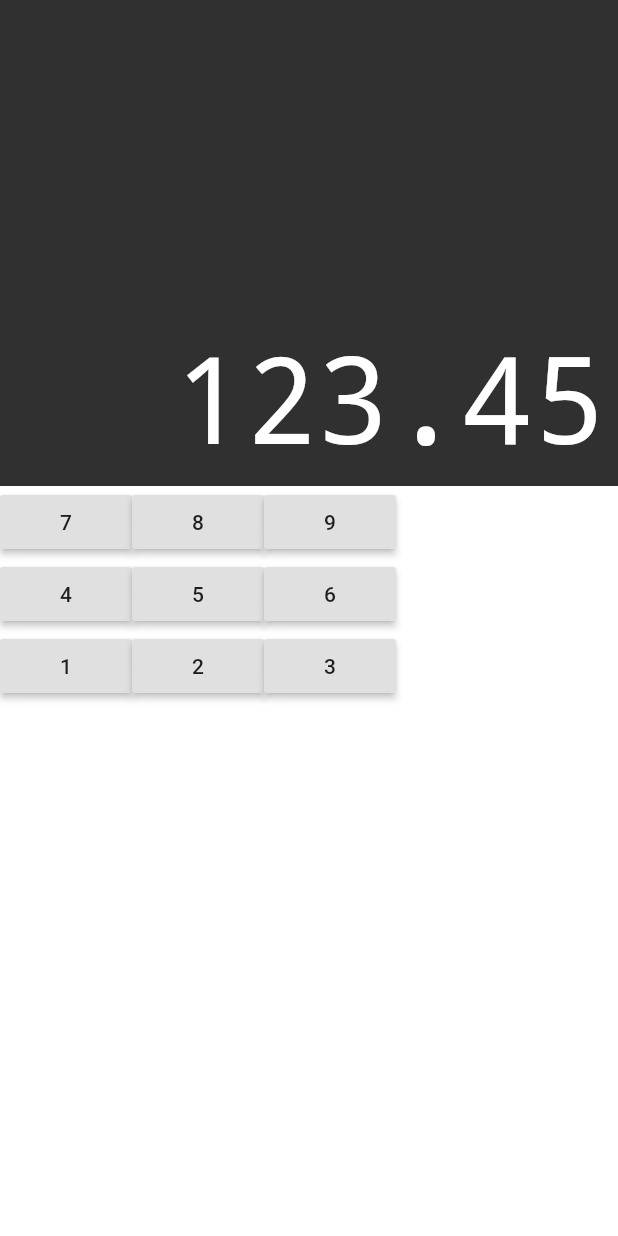
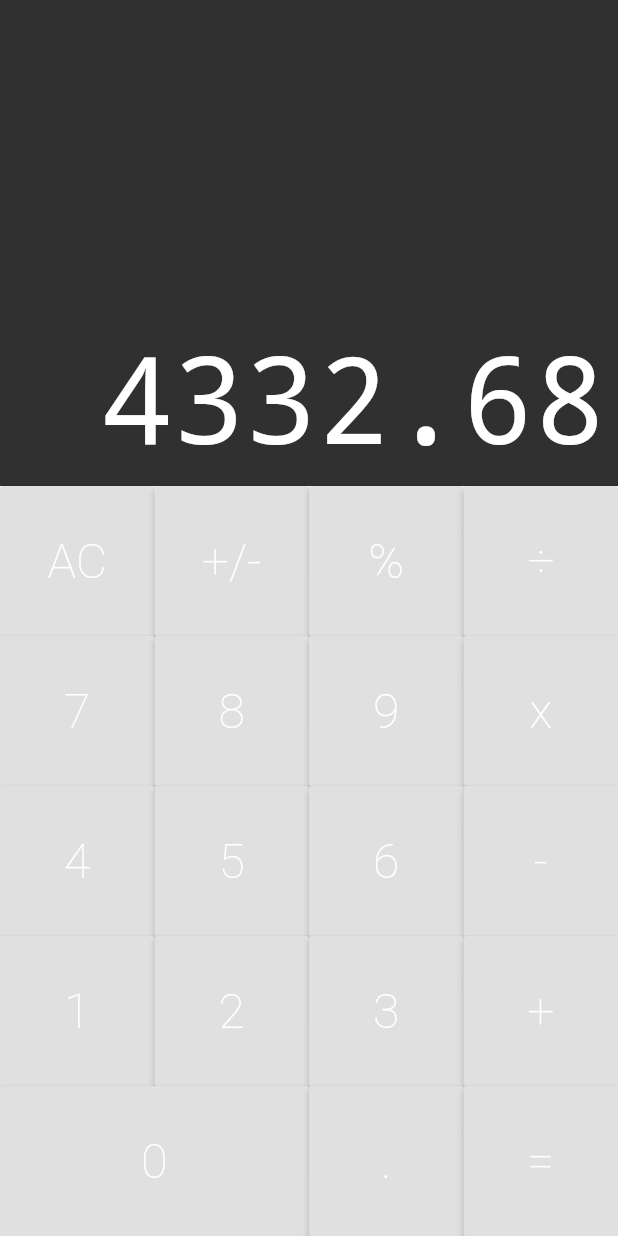
Before and after one commit to AndreVNP/FlutterCalculator, a Flutter app: the screen it shows after launch, on a phone screen of 412 x 824 dp. Run offline on Flutter 3.47's test engine with Material 2 defaults, Android fonts, the phone set to English and light mode, and no system bars; drawn by our look-alikes of auto_size_text.

Commit message:
Button and button row for the Keyboard

```diff
--- a/lib/components/button.dart
+++ b/lib/components/button.dart
@@ -1,15 +1,36 @@
 import 'package:flutter/material.dart';
 
 class Button extends StatelessWidget {
+  static const DARK = Color.fromRGBO(82, 82, 82, 81);
+  static const DEFAULT = Color.fromRGBO(112, 112, 112, 1);
+  static const OPERATION = Color.fromRGBO(250, 158, 13, 1);
+
   final String text;
+  final bool big;
+  final Color color;
 
-  Button({ @required this.text});
+  Button({
+    @required this.text,
+     this.big = false,
+     this.color = DEFAULT,
+
+     });
 
   @override
   Widget build(BuildContext context) {
-    return RaisedButton(
-      child: Text (text),
-      onPressed: () {},
+    return Expanded(
+      flex: big ? 2 : 1,
+          child: RaisedButton(
+        child: Text (
+          text,
+          style: TextStyle(
+            color: Colors.white,
+            fontSize: 32,
+            fontWeight: FontWeight.w200,
+          ),
+          ),
+        onPressed: () {},
+      ),
     );
   }
 }
--- a/lib/components/button_row.dart
+++ b/lib/components/button_row.dart
@@ -9,8 +9,12 @@ final List<Button> buttons;
 
   @override
   Widget build(BuildContext context) {
-    return Row(
-      children: buttons,
+    return Expanded(
+      flex: 1,
+          child: Row(
+            crossAxisAlignment: CrossAxisAlignment.stretch,
+        children: buttons,
+      ),
     );
   }
 }
--- a/lib/components/keyboard.dart
+++ b/lib/components/keyboard.dart
@@ -9,19 +9,34 @@ class Keyboard extends StatelessWidget {
       height: 500,
       child: Column(children: <Widget>[
       ButtonRow([
+        Button(text: 'AC',),
+        Button(text: '+/-',),
+        Button(text: '%',),
+        Button(text: '÷',),
+      ]),
+      ButtonRow([
         Button(text: '7',),
         Button(text: '8',),
         Button(text: '9',),
+        Button(text: 'x',),
       ]),
       ButtonRow([
         Button(text: '4',),
         Button(text: '5',),
         Button(text: '6',),
+        Button(text: '-',),
       ]),
       ButtonRow([
         Button(text: '1',),
         Button(text: '2',),
         Button(text: '3',),
+        Button(text: '+',),
+      ]),
+      ButtonRow([
+        Button(text: '0', big: true,),
+        Button(text: '.',),
+        Button(text: '=',),
+
       ]),
       ],),
     );
--- a/lib/screens/calculator.dart
+++ b/lib/screens/calculator.dart
@@ -9,7 +9,7 @@ class Calculator extends StatelessWidget {
   Widget build(BuildContext context) {
     return MaterialApp(
       home: Column(children: <Widget>[
-        Display('123.45'),
+        Display('4332.68'),
         Keyboard(),
       ],)
     );
```
Also changed, not shown: 1 other file.
